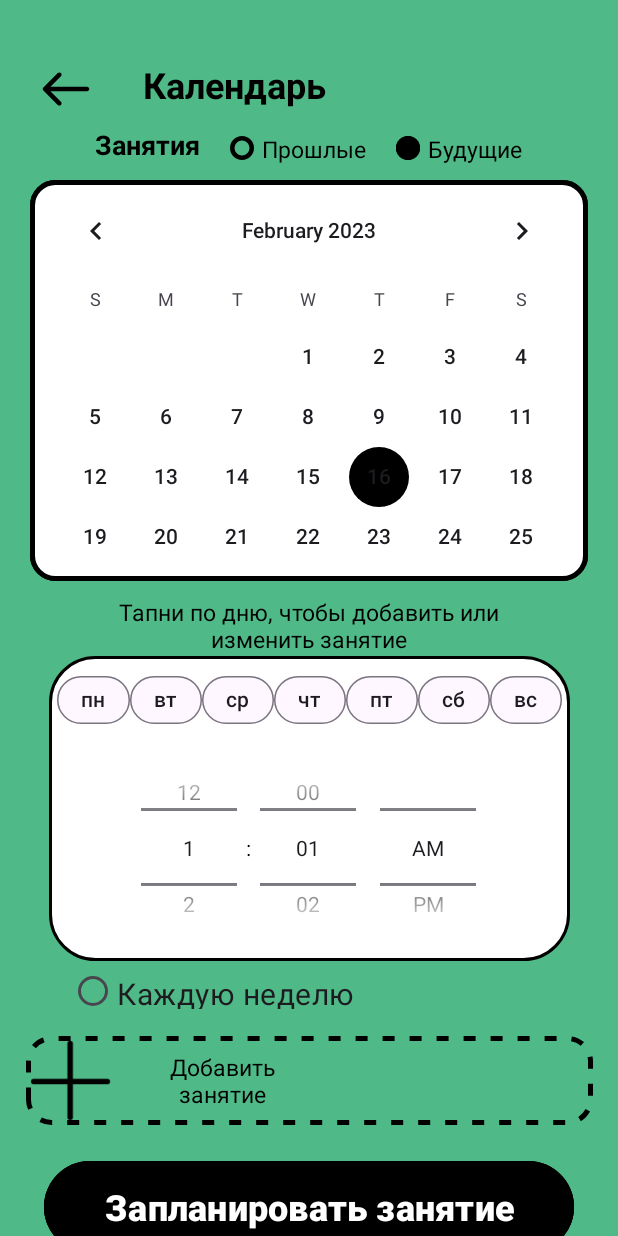
After one commit to Mopchik/Oktava, an Android app: the layout fragment_planning_second.xml on its own in the app's theme, with its tools: preview values and no code run, on a phone screen of 412 x 824 dp. The commit adds this screen. Run offline under Robolectric (Android 15) with nearby library versions, the phone set to English and light mode, and no system bars.

Commit message:
added calendar

```diff
--- /dev/null
+++ b/Oktava/app/src/main/res/drawable/add_button.xml
@@ -0,0 +1,10 @@
+<?xml version="1.0" encoding="utf-8"?>
+<shape xmlns:android="http://schemas.android.com/apk/res/android">
+    <solid android:color="@color/green"/>
+    <stroke android:width="3dp"
+        android:dashGap="10dp"
+        android:dashWidth="8dp"
+        android:color="@color/black"/>
+    <corners android:radius="15dp"/>
+    <padding android:left="3dp" android:top="3dp" android:right="3dp" android:bottom="3dp" />
+</shape>
--- /dev/null
+++ b/Oktava/app/src/main/res/drawable/arrow1.xml
@@ -0,0 +1,4 @@
+<vector android:height="24dp" android:viewportHeight="24"
+    android:viewportWidth="32" android:width="32dp" xmlns:android="http://schemas.android.com/apk/res/android">
+    <path android:fillColor="#000000" android:pathData="M30,13.5C30.828,13.5 31.5,12.828 31.5,12C31.5,11.172 30.828,10.5 30,10.5L30,13.5ZM0.939,10.939C0.354,11.525 0.354,12.475 0.939,13.061L10.485,22.607C11.071,23.192 12.021,23.192 12.607,22.607C13.192,22.021 13.192,21.071 12.607,20.485L4.121,12L12.607,3.515C13.192,2.929 13.192,1.979 12.607,1.393C12.021,0.808 11.071,0.808 10.485,1.393L0.939,10.939ZM30,10.5L2,10.5L2,13.5L30,13.5L30,10.5Z"/>
+</vector>
--- /dev/null
+++ b/Oktava/app/src/main/res/drawable/background_white_rectangle.xml
@@ -0,0 +1,10 @@
+<?xml version="1.0" encoding="UTF-8"?>
+<shape xmlns:android="http://schemas.android.com/apk/res/android">
+    <solid android:color="@color/white"/>
+    <stroke android:width="2dp" android:color="@color/black" />
+    <corners android:topLeftRadius="30dp"
+        android:topRightRadius="30dp"
+        android:bottomLeftRadius="30dp"
+        android:bottomRightRadius="30dp" />
+    <padding android:left="0dp" android:top="0dp" android:right="0dp" android:bottom="0dp" />
+</shape>
--- /dev/null
+++ b/Oktava/app/src/main/res/drawable/future.xml
@@ -0,0 +1,29 @@
+<vector
+    xmlns:android="http://schemas.android.com/apk/res/android"
+    xmlns:aapt="http://schemas.android.com/aapt"
+    android:width="16dp"
+    android:height="16dp"
+    android:viewportWidth="16"
+    android:viewportHeight="16"
+    >
+
+    <group>
+
+        <clip-path
+            android:pathData="M16 8C16 12.4183 12.4183 16 8 16C3.58172 16 0 12.4183 0 8C0 3.58172 3.58172 0 8 0C12.4183 0 16 3.58172 16 8Z"
+            />
+
+        <path
+            android:pathData="M0 0V16H16V0"
+            android:fillColor="#000000"
+            />
+
+        <path
+            android:pathData="M16 8C16 12.4183 12.4183 16 8 16C3.58172 16 0 12.4183 0 8C0 3.58172 3.58172 0 8 0C12.4183 0 16 3.58172 16 8Z"
+            android:strokeWidth="6"
+            android:strokeColor="#000000"
+            />
+
+    </group>
+
+</vector>
--- /dev/null
+++ b/Oktava/app/src/main/res/drawable/group144.xml
@@ -0,0 +1,18 @@
+<vector xmlns:android="http://schemas.android.com/apk/res/android"
+    android:width="44dp"
+    android:height="44dp"
+    android:viewportWidth="44"
+    android:viewportHeight="44">
+  <path
+      android:pathData="M21.802,2V42"
+      android:strokeWidth="3"
+      android:fillColor="#00000000"
+      android:strokeColor="#000000"
+      android:strokeLineCap="round"/>
+  <path
+      android:pathData="M2,22.594L42,22.594"
+      android:strokeWidth="3"
+      android:fillColor="#00000000"
+      android:strokeColor="#000000"
+      android:strokeLineCap="round"/>
+</vector>
--- /dev/null
+++ b/Oktava/app/src/main/res/drawable/past.xml
@@ -0,0 +1,24 @@
+<vector
+    xmlns:android="http://schemas.android.com/apk/res/android"
+    xmlns:aapt="http://schemas.android.com/aapt"
+    android:width="16dp"
+    android:height="16dp"
+    android:viewportWidth="16"
+    android:viewportHeight="16"
+    >
+
+    <group>
+
+        <clip-path
+            android:pathData="M16 8C16 12.4183 12.4183 16 8 16C3.58172 16 0 12.4183 0 8C0 3.58172 3.58172 0 8 0C12.4183 0 16 3.58172 16 8Z"
+            />
+
+        <path
+            android:pathData="M16 8C16 12.4183 12.4183 16 8 16C3.58172 16 0 12.4183 0 8C0 3.58172 3.58172 0 8 0C12.4183 0 16 3.58172 16 8Z"
+            android:strokeWidth="6"
+            android:strokeColor="#000000"
+            />
+
+    </group>
+
+</vector>
--- /dev/null
+++ b/Oktava/app/src/main/res/drawable/style.xml
@@ -0,0 +1,7 @@
+<?xml version="1.0" encoding="utf-8"?>
+<shape xmlns:android="http://schemas.android.com/apk/res/android">
+    <solid android:color="@color/white"/>
+    <stroke android:width="3dp" android:color="@color/black" />
+    <corners android:radius="15dp"/>
+    <padding android:left="0dp" android:top="0dp" android:right="0dp" android:bottom="0dp" />
+</shape>
--- /dev/null
+++ b/Oktava/app/src/main/res/layout/fragment_planning_second.xml
@@ -0,0 +1,266 @@
+<?xml version="1.0" encoding="utf-8"?>
+<androidx.constraintlayout.widget.ConstraintLayout xmlns:android="http://schemas.android.com/apk/res/android"
+    xmlns:app="http://schemas.android.com/apk/res-auto"
+    xmlns:tools="http://schemas.android.com/tools"
+    android:layout_width="match_parent"
+    android:layout_height="match_parent"
+    android:background="@color/green">
+
+
+    <LinearLayout
+
+        android:id="@+id/linearLayout1"
+        android:layout_width="wrap_content"
+        android:layout_height="wrap_content"
+        android:orientation="horizontal"
+        app:layout_constraintStart_toStartOf="parent"
+        app:layout_constraintTop_toTopOf="parent">
+
+        <ImageButton
+            android:layout_width="wrap_content"
+            android:layout_height="wrap_content"
+            android:layout_marginStart="20dp"
+            android:layout_marginTop="35dp"
+            android:background="@color/green"
+            android:minWidth="48dp"
+            android:minHeight="48dp"
+            android:src="@drawable/arrow1" />
+
+        <TextView
+            android:layout_width="wrap_content"
+            android:layout_height="wrap_content"
+            android:layout_marginStart="27dp"
+            android:layout_marginTop="40dp"
+            android:text="@string/calendar"
+            android:textAppearance="@style/TextAppearance.AppCompat.Large"
+            android:textSize="24sp"
+            android:textStyle="bold" />
+
+    </LinearLayout>
+
+    <LinearLayout
+        android:layout_width="wrap_content"
+        android:layout_height="wrap_content"
+        android:orientation="horizontal"
+        app:layout_constraintBottom_toTopOf="@+id/calendarView3"
+        app:layout_constraintEnd_toEndOf="parent"
+        app:layout_constraintStart_toStartOf="parent"
+        app:layout_constraintTop_toBottomOf="@+id/linearLayout1">
+
+        <TextView
+            android:layout_width="wrap_content"
+            android:layout_height="wrap_content"
+            android:layout_marginStart="20dp"
+            android:layout_marginTop="1dp"
+            android:layout_marginBottom="12dp"
+            android:text="@string/exercises"
+            android:textAppearance="@style/TextAppearance.AppCompat.Body1"
+            android:textSize="18sp"
+            android:textStyle="bold" />
+
+        <ImageView
+            android:layout_width="wrap_content"
+            android:layout_height="wrap_content"
+            android:layout_marginStart="20dp"
+            android:layout_marginTop="8dp"
+            android:layout_marginBottom="5dp"
+            android:background="@drawable/past" />
+
+        <TextView
+            android:layout_width="wrap_content"
+            android:layout_height="wrap_content"
+            android:layout_marginStart="5dp"
+            android:layout_marginTop="3dp"
+            android:layout_marginBottom="12dp"
+            android:text="@string/past"
+            android:textAppearance="@style/TextAppearance.AppCompat.Body1"
+            android:textSize="15sp" />
+
+        <ImageView
+            android:layout_width="wrap_content"
+            android:layout_height="wrap_content"
+            android:layout_marginStart="20dp"
+            android:layout_marginTop="8dp"
+            android:layout_marginBottom="5dp"
+            android:background="@drawable/future" />
+
+        <TextView
+            android:layout_width="wrap_content"
+            android:layout_height="wrap_content"
+            android:layout_marginStart="5dp"
+            android:layout_marginTop="3dp"
+            android:layout_marginEnd="20dp"
+            android:layout_marginBottom="12dp"
+            android:text="@string/future"
+            android:textAppearance="@style/TextAppearance.AppCompat.Body1"
+            android:textSize="15sp" />
+
+
+    </LinearLayout>
+
+    <CalendarView
+        android:id="@+id/calendarView3"
+        android:layout_width="match_parent"
+        android:layout_height="267dp"
+        android:layout_marginStart="20dp"
+        android:layout_marginTop="120dp"
+        android:layout_marginEnd="20dp"
+        android:background="@drawable/style"
+        android:dateTextAppearance="@style/TextAppearance.AppCompat.Body2"
+        android:focusedMonthDateColor="#090909"
+        android:weekNumberColor="@color/material_dynamic_neutral40"
+        app:layout_constraintEnd_toEndOf="parent"
+        app:layout_constraintStart_toStartOf="parent"
+        app:layout_constraintTop_toTopOf="parent" />
+
+    <TextView
+        android:id="@+id/textView2"
+        android:layout_width="260dp"
+        android:layout_height="40dp"
+        android:layout_marginTop="10dp"
+        android:text="@string/bottom_calendar"
+        android:textAlignment="center"
+        android:textAppearance="@style/TextAppearance.AppCompat.Body1"
+        android:textSize="15sp"
+        app:layout_constraintEnd_toEndOf="parent"
+        app:layout_constraintStart_toStartOf="parent"
+        app:layout_constraintTop_toBottomOf="@+id/calendarView3" />
+
+    <LinearLayout
+        android:id="@+id/data"
+        android:layout_width="wrap_content"
+        android:layout_height="wrap_content"
+        android:background="@drawable/background_white_rectangle"
+
+        android:orientation="horizontal"
+        app:chipSpacing="0dp"
+        app:layout_constraintEnd_toEndOf="parent"
+        app:layout_constraintStart_toStartOf="parent"
+        app:layout_constraintTop_toBottomOf="@+id/textView2">
+
+
+        <com.google.android.material.chip.ChipGroup
+            android:id="@+id/chips_group"
+            android:layout_width="match_parent"
+            android:layout_height="match_parent"
+            android:layout_marginTop="5dp"
+            android:layout_marginStart="5dp"
+            android:layout_marginEnd="5dp"
+            app:chipSpacing="0dp"
+            app:chipSpacingHorizontal="0dp"
+            app:chipSpacingVertical="0dp"
+
+            app:shapeAppearance="@style/ShapeAppearance.Material3.Corner.ExtraLarge">
+
+            <com.google.android.material.chip.Chip
+                android:layout_width="wrap_content"
+                android:layout_height="wrap_content"
+                android:text="@string/first_day"
+                app:shapeAppearance="@style/ShapeAppearance.Material3.Corner.ExtraLarge" />
+
+            <com.google.android.material.chip.Chip
+                android:layout_width="wrap_content"
+                android:layout_height="wrap_content"
+                android:text="@string/second_day"
+                app:shapeAppearance="@style/ShapeAppearance.Material3.Corner.ExtraLarge" />
+
+            <com.google.android.material.chip.Chip
+                android:layout_width="wrap_content"
+                android:layout_height="wrap_content"
+                android:text="@string/third_day"
+                app:shapeAppearance="@style/ShapeAppearance.Material3.Corner.ExtraLarge" />
+
+            <com.google.android.material.chip.Chip
+                android:layout_width="wrap_content"
+                android:layout_height="wrap_content"
+                android:text="@string/fourth_day"
+                app:shapeAppearance="@style/ShapeAppearance.Material3.Corner.ExtraLarge" />
+
+            <com.google.android.material.chip.Chip
+                android:layout_width="wrap_content"
+                android:layout_height="wrap_content"
+                android:text="@string/fifth_day"
+                app:shapeAppearance="@style/ShapeAppearance.Material3.Corner.ExtraLarge" />
+
+            <com.google.android.material.chip.Chip
+                android:layout_width="wrap_content"
+                android:layout_height="wrap_content"
+                android:text="@string/sixth_day"
+                app:shapeAppearance="@style/ShapeAppearance.Material3.Corner.ExtraLarge" />
+
+            <com.google.android.material.chip.Chip
+                android:layout_width="wrap_content"
+                android:layout_height="wrap_content"
+                android:text="@string/seventh_day"
+                app:shapeAppearance="@style/ShapeAppearance.Material3.Corner.ExtraLarge" />
+
+            <TimePicker
+                android:id="@+id/timePicker1"
+                android:layout_width="wrap_content"
+                android:layout_height="150dp"
+                android:layout_above="@+id/set_button"
+                android:layout_centerHorizontal="true"
+                android:layout_marginBottom="24dp"
+                android:paddingLeft="40dp"
+                android:paddingTop="2dp"
+                android:paddingRight="40dp"
+                android:paddingBottom="3dp"
+                android:timePickerMode="spinner" />
+        </com.google.android.material.chip.ChipGroup>
+
+    </LinearLayout>
+
+
+    <RadioButton
+        android:id="@+id/radia_every_week"
+        android:layout_width="202dp"
+        android:layout_height="24dp"
+        android:layout_marginTop="8dp"
+        android:layout_marginEnd="132dp"
+        android:text="@string/every_week"
+        android:textSize="20sp"
+        app:layout_constraintEnd_toEndOf="@+id/data"
+        app:layout_constraintTop_toBottomOf="@+id/data" />
+
+    <ImageButton
+        android:id="@+id/image_button_add_task"
+        android:layout_width="378dp"
+        android:layout_height="59dp"
+        android:layout_marginTop="18dp"
+        android:background="@drawable/add_button"
+        android:contentDescription="@string/add_button"
+        android:cropToPadding="true"
+        android:focusableInTouchMode="true"
+        android:scaleType="fitStart"
+        android:visibility="visible"
+        app:layout_constraintEnd_toEndOf="parent"
+        app:layout_constraintStart_toStartOf="parent"
+        app:layout_constraintTop_toBottomOf="@+id/radia_every_week"
+        app:srcCompat="@drawable/group144" />
+
+    <TextView
+        android:id="@+id/textViewAddTask"
+        android:layout_width="117dp"
+        android:layout_height="wrap_content"
+        android:layout_marginStart="72dp"
+        android:text="@string/add_button"
+        android:textAlignment="center"
+        android:textAppearance="@style/TextAppearance.AppCompat.Body1"
+        android:textSize="15sp"
+        app:layout_constraintBottom_toBottomOf="@+id/image_button_add_task"
+        app:layout_constraintStart_toStartOf="@+id/image_button_add_task"
+        app:layout_constraintTop_toTopOf="@+id/image_button_add_task" />
+
+    <Button
+        android:id="@+id/button_schedule_session"
+        style="@style/ButtonBlack"
+        android:layout_width="353dp"
+        android:layout_height="69dp"
+        android:layout_marginTop="20dp"
+        android:text="@string/plan_lesson"
+        app:layout_constraintEnd_toEndOf="parent"
+        app:layout_constraintStart_toStartOf="parent"
+        app:layout_constraintTop_toBottomOf="@+id/image_button_add_task" />
+
+
+</androidx.constraintlayout.widget.ConstraintLayout>
--- a/Oktava/app/src/main/res/values/strings.xml
+++ b/Oktava/app/src/main/res/values/strings.xml
@@ -1,3 +1,19 @@
 <resources>
     <string name="app_name">Oktava</string>
+    <string name="calendar">Календарь</string>
+    <string name="exercises">Занятия</string>
+    <string name="past">Прошлые</string>
+    <string name="future">Будущие</string>
+    <string name="bottom_calendar">Тапни по дню, чтобы добавить или изменить занятие</string>
+    <string name="add_button">Добавить занятие</string>
+    <string name="first_day">пн</string>
+    <string name="second_day">вт</string>
+    <string name="third_day">ср</string>
+    <string name="fourth_day">чт</string>
+    <string name="fifth_day">пт</string>
+    <string name="sixth_day">сб</string>
+    <string name="seventh_day">вс</string>
+    <string name="every_week">Каждую неделю</string>
+    <string name="plan_lesson">Запланировать занятие</string>
+
 </resources>
--- a/Oktava/app/src/main/res/values/styles.xml
+++ b/Oktava/app/src/main/res/values/styles.xml
@@ -104,4 +104,9 @@
         <item name="android:shadowRadius">0</item>
     </style>
 
+    <style name="ShapeAppearanceOverlay.MaterialComponents.Chip" parent="">
+        <item name="cornerSize">50%</item>
+        <item name="shapeAppearanceOverlay">@style/ShapeAppearanceOverlay.MaterialComponents.Chip</item>
+    </style>
+
 </resources>
```
Also changed, not shown: Oktava/app/build.gradle (+8 -0 lines), Oktava/app/src/main/res/drawable/frame.xml (added, +9 -0 lines), Oktava/app/src/main/res/drawable/oval_button.xml (added, +12 -0 lines), Oktava/app/src/main/res/layout/fragment_planning_first.xml (added, +156 -0 lines), Oktava/app/gradle/wrapper/gradle-wrapper.properties (added), 3 other files.
